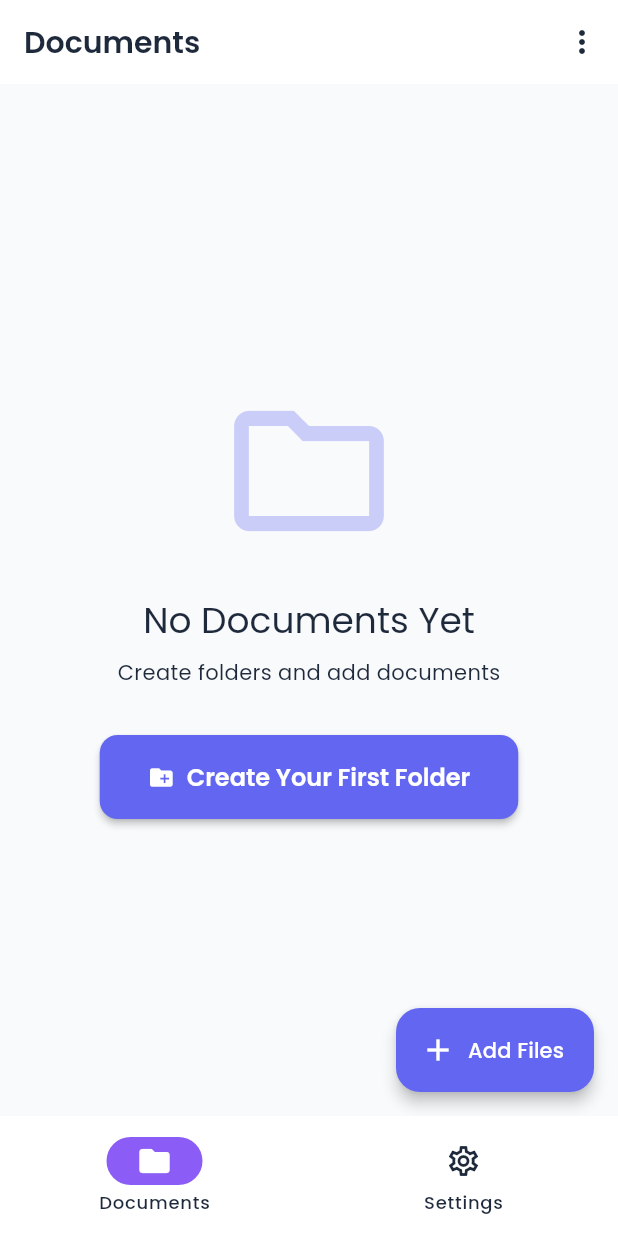
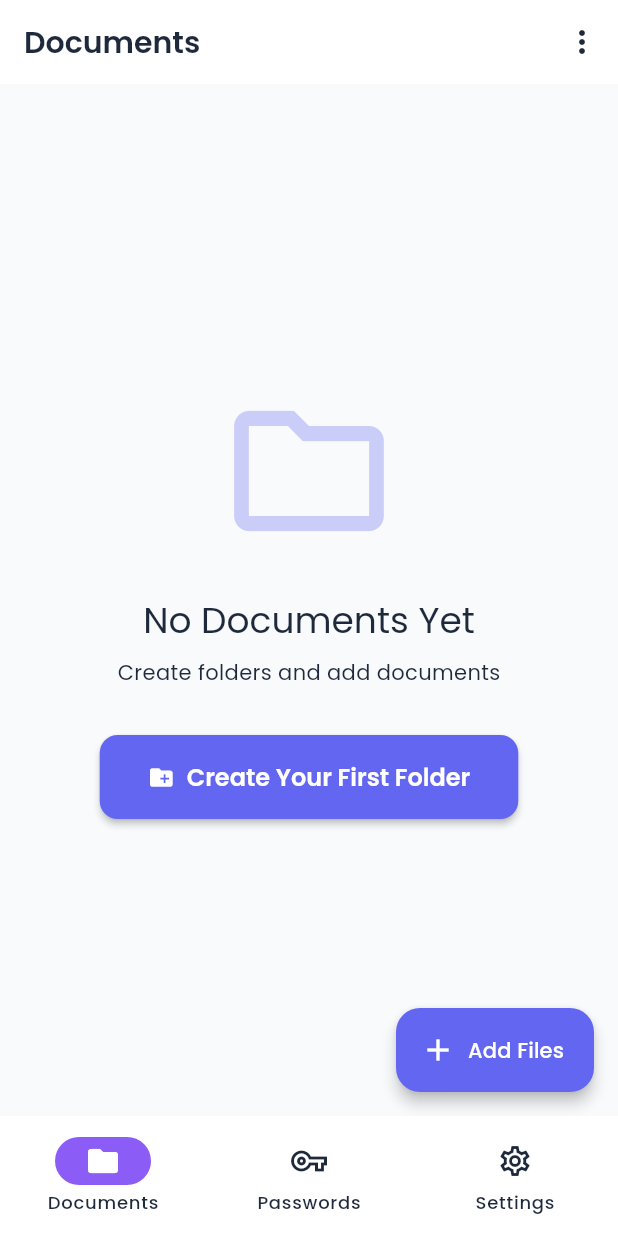
Before and after one commit to worlon-code/passwordpdf, a Flutter app: the screen it shows after launch, on a phone screen of 412 x 824 dp. Run offline on Flutter 3.47's test engine with Material 3 defaults, Android fonts, the phone set to English and light mode, and no system bars; our stand-ins replace file_picker, flutter_secure_storage, google_fonts, local_auth, permission_handler, share_plus and 2 more; missing offline and left inert: syncfusion_flutter_pdfviewer; accounts and stored records are empty.

Commit message:
feat: Integrate password manager screen with bot navigation for v0.0.15

```diff
--- a/lib/features/settings/screens/settings_screen.dart
+++ b/lib/features/settings/screens/settings_screen.dart
@@ -415,7 +415,7 @@ class _SettingsScreenState extends State<SettingsScreen> {
                 ListTile(
                   leading: Icon(Icons.info),
                   title: Text('App Version'),
-                  subtitle: Text('0.0.14'),
+                  subtitle: Text('0.0.15'),
                 ),
                 Divider(height: 1),
                 ListTile(
--- a/lib/main.dart
+++ b/lib/main.dart
@@ -4,6 +4,7 @@ import 'core/theme/app_theme.dart';
 import 'features/settings/services/settings_service.dart';
 import 'features/settings/screens/settings_screen.dart';
 import 'features/documents/screens/document_dashboard_screen.dart';
+import 'features/password_manager/screens/password_manager_screen.dart';
 import 'features/authentication/screens/biometric_lock_screen.dart';
 import 'services/logging_service.dart';
 import 'services/permission_service.dart';
@@ -172,6 +173,7 @@ class _MainScreenState extends State<MainScreen> {
         index: _currentIndex,
         children: const [
           DocumentDashboardScreen(),
+          PasswordManagerScreen(),
           SettingsScreen(),
         ],
       ),
@@ -189,6 +191,11 @@ class _MainScreenState extends State<MainScreen> {
             label: 'Documents',
           ),
           NavigationDestination(
+            icon: Icon(Icons.vpn_key_outlined),
+            selectedIcon: Icon(Icons.vpn_key),
+            label: 'Passwords',
+          ),
+          NavigationDestination(
             icon: Icon(Icons.settings_outlined),
             selectedIcon: Icon(Icons.settings),
             label: 'Settings',
--- a/pubspec.yaml
+++ b/pubspec.yaml
@@ -1,7 +1,7 @@
 name: passwordpdf_manager
 description: "PDF Password Manager - Secure PDF & Password Management"
 publish_to: 'none'
-version: 0.0.14+14
+version: 0.0.15+15
 
 environment:
   sdk: ^3.5.3
```
Also changed, not shown: lib/features/documents/widgets/password_selection_dialog.dart (+15 -2 lines), lib/features/password_manager/widgets/add_password_dialog.dart (+9 -1 lines).
